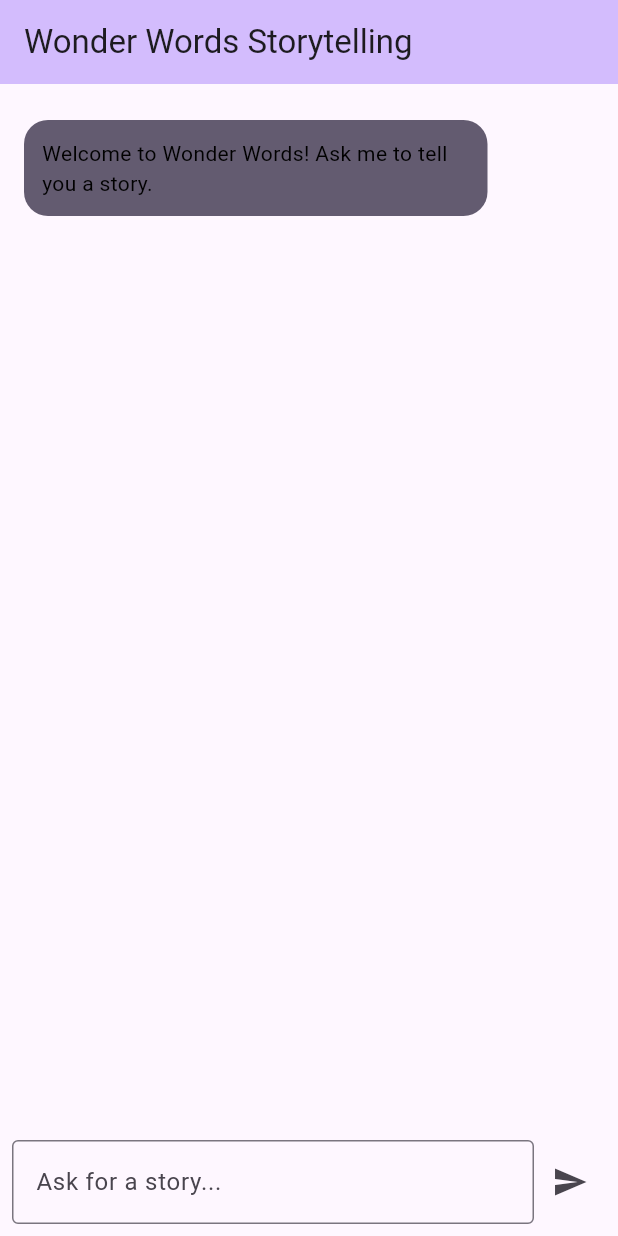
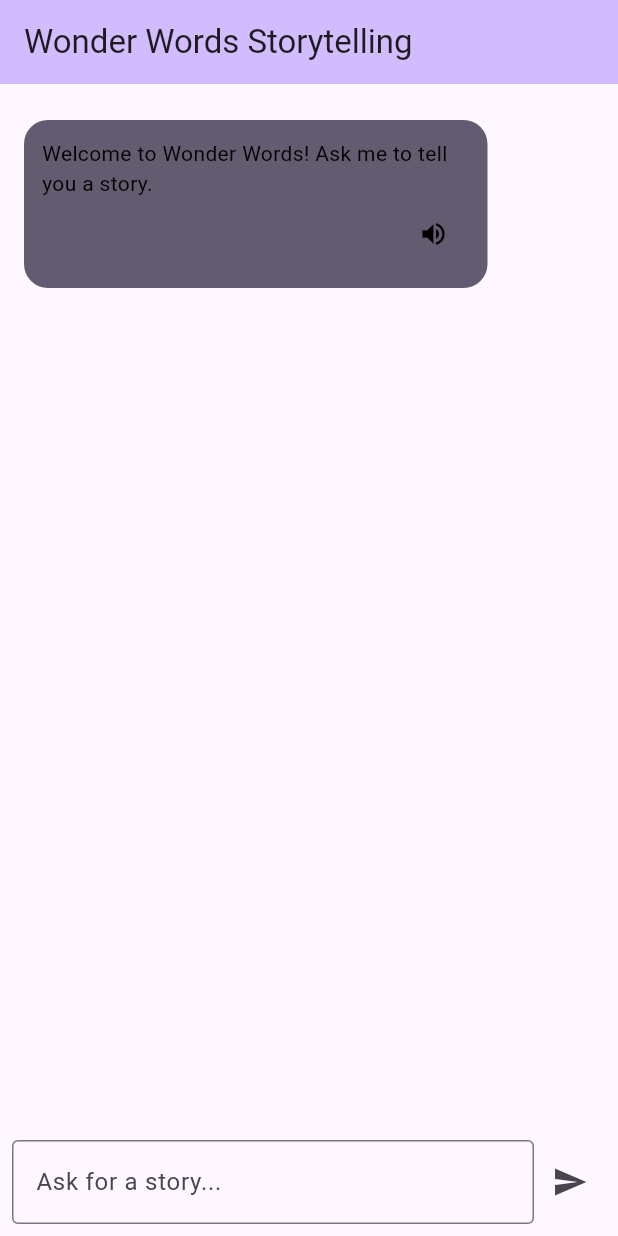
Before and after one commit to NickKornienko/Wonder-Words, a Flutter app: the screen it shows after launch, on a phone screen of 412 x 824 dp. Run offline on Flutter 3.47's test engine with Material 3 defaults, Android fonts, the phone set to English and light mode, and no system bars; our stand-ins replace flutter_tts.

Commit message:
Add text-to-speech functionality to Flutter app

```diff
--- a/wonder_words_flutter_application/lib/main.dart
+++ b/wonder_words_flutter_application/lib/main.dart
@@ -1,4 +1,5 @@
 import 'package:flutter/material.dart';
+import 'package:flutter_tts/flutter_tts.dart';
 import 'services/story_service.dart';
 
 void main() {
@@ -31,10 +32,12 @@ class StorytellingScreen extends StatefulWidget {
 class _StorytellingScreenState extends State<StorytellingScreen> {
   final TextEditingController _promptController = TextEditingController();
   final StoryService _storyService = StoryService();
+  final FlutterTts _flutterTts = FlutterTts();
   final String _userId = 'user_${DateTime.now().millisecondsSinceEpoch}';
   String? _conversationId;
   bool _isLoading = false;
   bool _needsConfirmation = false;
+  bool _isSpeaking = false;
   String _pendingQuery = '';
 
   final List<Message> _messages = [
@@ -43,6 +46,45 @@ class _StorytellingScreenState extends State<StorytellingScreen> {
       isUser: false,
     ),
   ];
+
+  @override
+  void initState() {
+    super.initState();
+    _initTts();
+  }
+
+  void _initTts() {
+    _flutterTts.setStartHandler(() {
+      setState(() {
+        _isSpeaking = true;
+      });
+    });
+
+    _flutterTts.setCompletionHandler(() {
+      setState(() {
+        _isSpeaking = false;
+      });
+    });
+
+    _flutterTts.setErrorHandler((error) {
+      setState(() {
+        _isSpeaking = false;
+      });
+    });
+  }
+
+  Future<void> _speak(String text) async {
+    if (text.isNotEmpty) {
+      if (_isSpeaking) {
+        await _flutterTts.stop();
+        setState(() {
+          _isSpeaking = false;
+        });
+      } else {
+        await _flutterTts.speak(text);
+      }
+    }
+  }
 
   @override
   void dispose() {
@@ -108,13 +150,17 @@ class _StorytellingScreenState extends State<StorytellingScreen> {
         _conversationId = response['conversation_id'].toString();
       } else {
         // Normal response
+        final storyContent = response['response'] ?? response['message'] ?? 'No response';
         _messages.add(Message(
-          content: response['response'] ?? response['message'] ?? 'No response',
+          content: storyContent,
           isUser: false,
         ));
         if (response['conversation_id'] != null) {
           _conversationId = response['conversation_id'].toString();
         }
+
+        // Automatically speak the story
+        _speak(storyContent);
       }
     });
   }
@@ -151,13 +197,17 @@ class _StorytellingScreenState extends State<StorytellingScreen> {
       _pendingQuery = '';
 
       if (confirmation == 'y') {
+        final storyContent = response['response'] ?? 'New story created';
         _messages.add(Message(
-          content: response['response'] ?? 'New story created',
+          content: storyContent,
           isUser: false,
         ));
         if (response['conversation_id'] != null) {
           _conversationId = response['conversation_id'].toString();
         }
+
+        // Automatically speak the story
+        _speak(storyContent);
       } else {
         _messages.add(Message(
           content: 'New story request canceled.',
@@ -237,6 +287,8 @@ class MessageBubble extends StatelessWidget {
 
   @override
   Widget build(BuildContext context) {
+    final _StorytellingScreenState state = context.findAncestorStateOfType<_StorytellingScreenState>()!;
+
     return Align(
       alignment: message.isUser ? Alignment.centerRight : Alignment.centerLeft,
       child: Container(
@@ -251,11 +303,28 @@ class MessageBubble extends StatelessWidget {
         constraints: BoxConstraints(
           maxWidth: MediaQuery.of(context).size.width * 0.75,
         ),
-        child: Text(
-          message.content,
-          style: TextStyle(
-            color: message.isUser ? Colors.white : Colors.black,
-          ),
+        child: Column(
+          crossAxisAlignment: CrossAxisAlignment.start,
+          children: [
+            Text(
+              message.content,
+              style: TextStyle(
+                color: message.isUser ? Colors.white : Colors.black,
+              ),
+            ),
+            if (!message.isUser) // Only show speak button for AI messages
+              Align(
+                alignment: Alignment.centerRight,
+                child: IconButton(
+                  icon: Icon(
+                    state._isSpeaking ? Icons.stop : Icons.volume_up,
+                    color: message.isUser ? Colors.white : Colors.black,
+                    size: 20,
+                  ),
+                  onPressed: () => state._speak(message.content),
+                ),
+              ),
+          ],
         ),
       ),
     );
```
